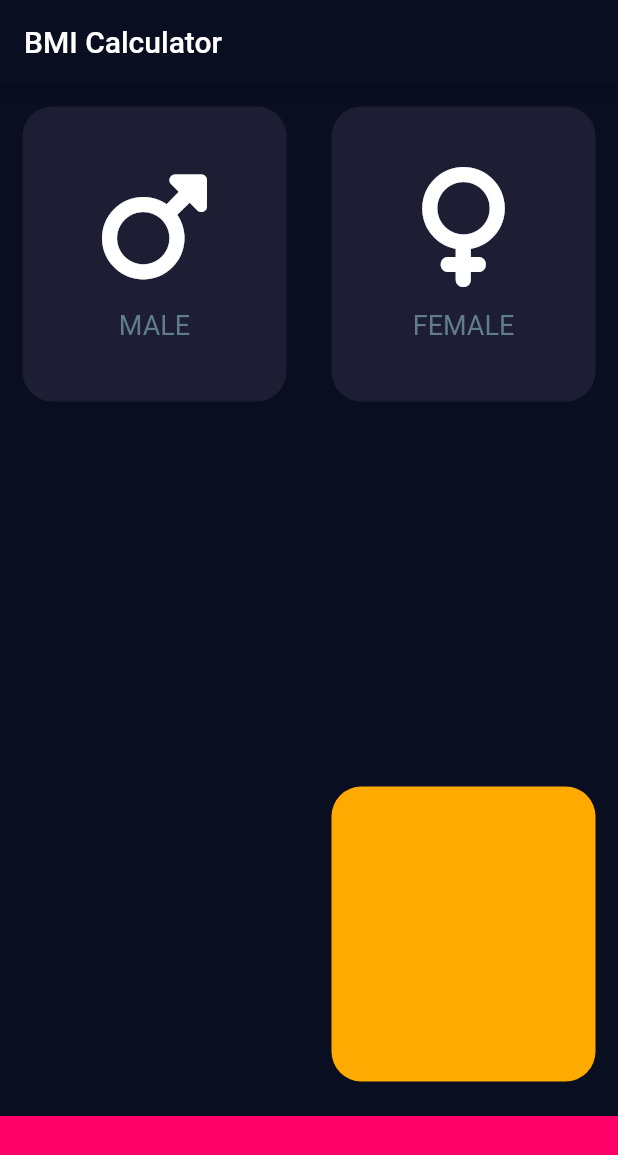
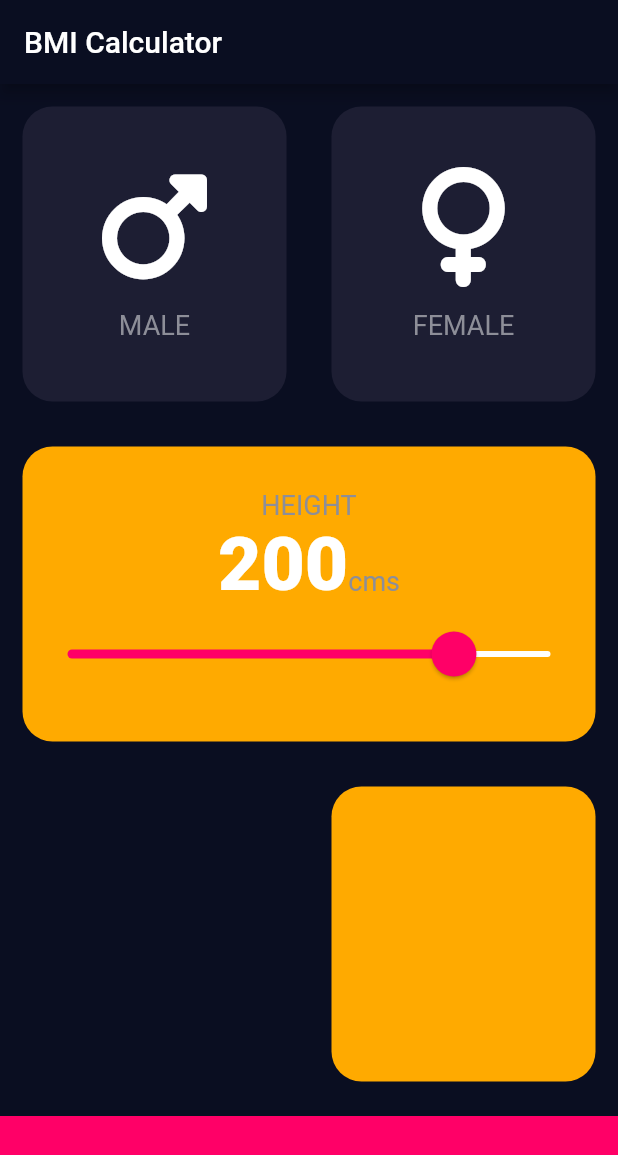
Before and after one commit to AayushPaigwar/Flutter-BMI-calculator, a Flutter app: the screen it shows after launch, on a phone screen of 412 x 824 dp. Shown: the top 1155 px of the screen. Run offline on Flutter 3.47's test engine with Material 2 defaults, Android fonts, the phone set to English and light mode, and no system bars; our stand-ins replace font_awesome_flutter.

Commit message:
Added: Slider

```diff
--- /dev/null
+++ b/lib/constants.dart
@@ -0,0 +1,6 @@
+import 'package:flutter/material.dart';
+
+const inactiveCardColor = Color(0xff1d1e33);
+const activeCardColor = Color.fromARGB(255, 255, 170, 0);
+const labelTextStyle = TextStyle(fontSize: 18.0, color: Color(0xff8d8e98));
+const kNumbertextStyle = TextStyle(fontSize: 50.0, fontWeight: FontWeight.w900);
--- a/lib/icon_content.dart
+++ b/lib/icon_content.dart
@@ -1,4 +1,5 @@
 import 'package:flutter/material.dart';
+import 'constants.dart';
 
 class IconContent extends StatelessWidget {
   IconContent({required this.icon, required this.label});
@@ -19,10 +20,7 @@ class IconContent extends StatelessWidget {
         ),
         Text(
           label,
-          style: TextStyle(
-            fontSize: 18,
-            color: Colors.blueGrey,
-          ),
+          style: labelTextStyle,
         ),
       ],
     );
--- a/lib/input_page.dart
+++ b/lib/input_page.dart
@@ -2,9 +2,7 @@ import 'package:flutter/material.dart';
 import 'package:font_awesome_flutter/font_awesome_flutter.dart';
 import 'reusable_card.dart';
 import 'icon_content.dart';
-
-const inactiveCardColor = Color(0xff1d1e33);
-const activeCardColor = Color.fromARGB(255, 255, 170, 0);
+import 'constants.dart';
 
 enum Gender { male, female }
 
@@ -18,6 +16,7 @@ class InputPage extends StatefulWidget {
 class _InputPageState extends State<InputPage> {
   //String selectedGender = Gender as String;
   Gender? selectedGender;
+  int height = 200;
 
   @override
   Widget build(BuildContext context) {
@@ -27,6 +26,7 @@ class _InputPageState extends State<InputPage> {
         //backgroundColor: Colors.grey,
       ),
       body: Column(
+        crossAxisAlignment: CrossAxisAlignment.stretch,
         children: [
           //TOP
           Expanded(
@@ -43,8 +43,9 @@ class _InputPageState extends State<InputPage> {
                     color: selectedGender == Gender.male
                         ? activeCardColor
                         : inactiveCardColor,
-                      cardChild: IconContent(
-                          icon: FontAwesomeIcons.mars, label: "MALE")),
+                    cardChild:
+                        IconContent(icon: FontAwesomeIcons.mars, label: "MALE"),
+                  ),
                 ),
                 //TOP RIGHT
                 Expanded(
@@ -69,7 +70,52 @@ class _InputPageState extends State<InputPage> {
               onPress: () {},
               color: activeCardColor,
               cardChild: Column(
-                children: [],
+                mainAxisAlignment: MainAxisAlignment.center,
+                children: [
+                  Text(
+                    "HEIGHT",
+                    style: labelTextStyle,
+                  ),
+                  Row(
+                    textBaseline: TextBaseline.alphabetic,
+                    crossAxisAlignment: CrossAxisAlignment.baseline,
+                    mainAxisAlignment: MainAxisAlignment.center,
+                    children: [
+                      Text(
+                        height.toString(),
+                        style: kNumbertextStyle,
+                      ),
+                      Text(
+                        "cms",
+                        style: labelTextStyle,
+                      ),
+                    ],
+                  ),
+                  SliderTheme(
+                    data: SliderTheme.of(context).copyWith(
+                        thumbShape:
+                            RoundSliderThumbShape(enabledThumbRadius: 15),
+                        overlayShape:
+                            RoundSliderOverlayShape(overlayRadius: 30),
+                        thumbColor: Color(0xFFFF0067),
+                        activeTrackColor: Color(0xFFFF0067),
+                        inactiveTrackColor: Colors.white,
+                        overlayColor: Color(0x29FF0067)),
+                    child: Slider(
+                      //activeColor: Colors.white,
+                      //inactiveColor: Color(0xff8d8e98),
+                      value: height.toDouble(),
+                      min: 120,
+                      max: 220,
+                      onChanged: (double value) {
+                        //print(value);
+                        setState(() {
+                          height = value.round();
+                        });
+                      },
+                    ),
+                  ),
+                ],
               ),
             ),
           ),
```
Lines whose indentation alone changed are shown as unchanged.
